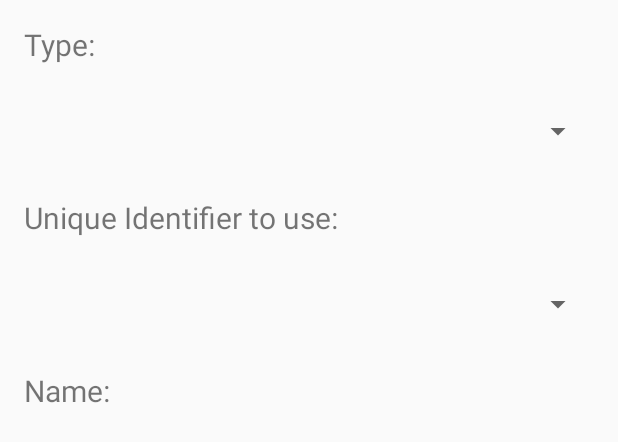
After one commit to nfcf/ivigilate.android, an Android app: the layout provision_dialog.xml on its own in the app's theme, with its tools: preview values and no code run, on a phone screen of 412 x 824 dp. The commit adds this screen. Shown: the top 442 px of the screen. Run offline under Robolectric (Android 15) with nearby library versions, the phone set to English and light mode, and no system bars.

Commit message:
Create dialog to gather info to provision device
Run toasts on UI Thread

```diff
--- /dev/null
+++ b/app/src/main/res/layout/provision_dialog.xml
@@ -0,0 +1,60 @@
+<?xml version="1.0" encoding="utf-8"?>
+<LinearLayout xmlns:android="http://schemas.android.com/apk/res/android"
+    android:layout_width="match_parent"
+    android:layout_height="match_parent">
+
+    <RelativeLayout
+        android:layout_width="match_parent"
+        android:layout_height="match_parent">
+        <TextView
+            android:layout_width="match_parent"
+            android:layout_height="wrap_content"
+            android:text="Type:"
+            android:id="@+id/tvProvisionType"
+            android:textSize="20dp"
+            android:layout_margin="16dp"/>
+
+        <Spinner
+            android:layout_width="match_parent"
+            android:layout_height="wrap_content"
+            android:id="@+id/spinnerType"
+            android:layout_weight="1"
+            android:layout_below="@id/tvProvisionType"
+            android:layout_margin="16dp"/>
+
+        <TextView
+            android:layout_width="match_parent"
+            android:layout_height="wrap_content"
+            android:text="Unique Identifier to use:"
+            android:id="@+id/tvUUID"
+            android:textSize="20dp"
+            android:layout_below="@id/spinnerType"
+            android:layout_margin="16dp"/>
+
+        <Spinner
+            android:layout_width="match_parent"
+            android:layout_height="wrap_content"
+            android:id="@+id/spinnerUUID"
+            android:layout_weight="1"
+            android:layout_below="@id/tvUUID"
+            android:layout_margin="16dp"/>
+
+        <TextView
+            android:layout_width="match_parent"
+            android:layout_height="wrap_content"
+            android:text="Name:"
+            android:id="@+id/tvDialogNameTitle"
+            android:textSize="20dp"
+            android:layout_below="@id/spinnerUUID"
+            android:layout_margin="16dp"/>
+
+        <TextView
+            android:layout_width="match_parent"
+            android:layout_height="wrap_content"
+            android:id="@+id/tvDialogName"
+            android:layout_below="@id/tvDialogNameTitle"
+            android:layout_margin="16dp"/>
+
+    </RelativeLayout>
+
+</LinearLayout>
```
Also changed, not shown: app/src/main/java/com/ivigilate/android/app/activities/MainActivity.java (+134 -24 lines), com.ivigilate.android.library/src/main/java/com/ivigilate/android/library/classes/DeviceProvisioning.java (+23 -5 lines).
